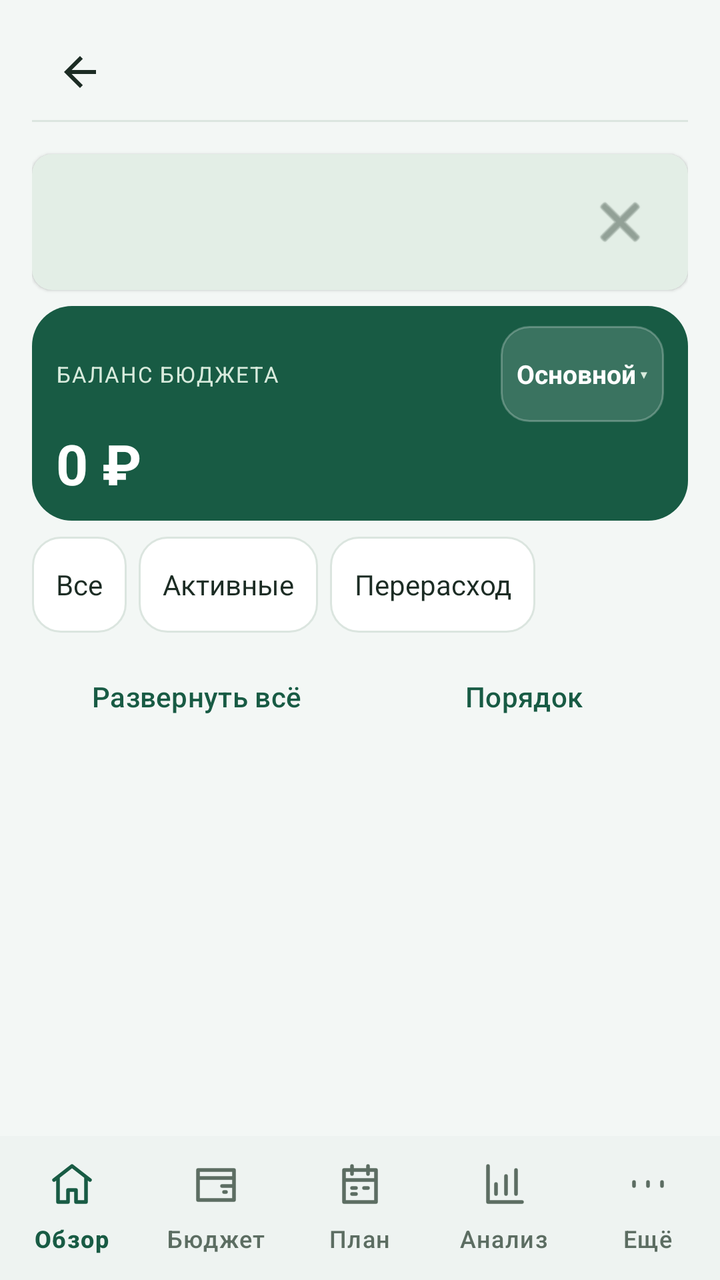
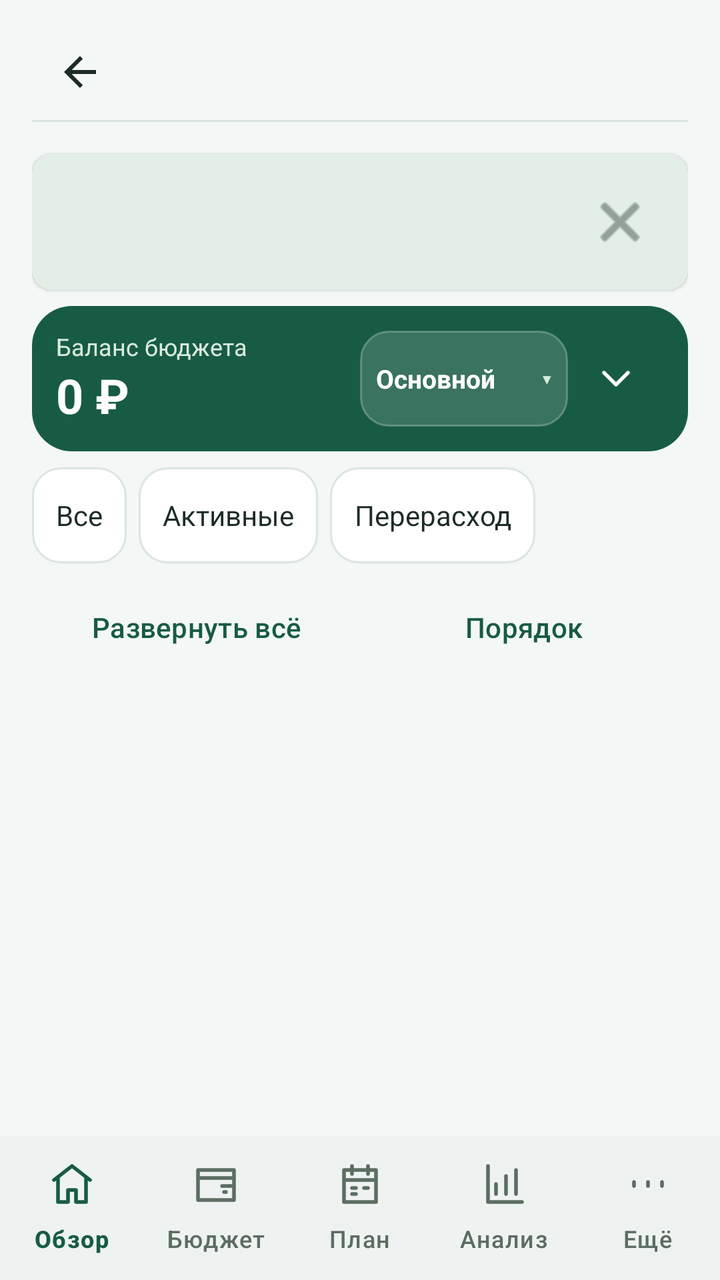

Screens rendered from an Android XML layout before and after an edit, with the pre-edit source and the edit as a unified diff.
<!-- AndroidManifest.xml: application theme Theme.MyBudget -->
<!-- res/layout/activity_budget.xml -->
<?xml version="1.0" encoding="utf-8"?>
<LinearLayout xmlns:android="http://schemas.android.com/apk/res/android" xmlns:app="http://schemas.android.com/apk/res-auto" android:orientation="vertical" android:layout_width="match_parent" android:layout_height="match_parent" android:background="@color/background_light" android:fitsSystemWindows="true">
    <LinearLayout android:orientation="vertical" android:background="@color/background_light" android:paddingLeft="@dimen/space_16" android:paddingTop="@dimen/space_12" android:paddingRight="@dimen/space_16" android:paddingBottom="@dimen/space_16" android:layout_width="match_parent" android:layout_height="0dp" android:paddingHorizontal="@dimen/space_16" android:layout_weight="1">
        <include android:layout_width="match_parent" android:layout_height="wrap_content" android:layout_marginBottom="@dimen/space_8" layout="@layout/include_screen_header" />
        <include android:id="@+id/budgetHint" android:layout_width="match_parent" android:layout_height="wrap_content" android:layout_marginBottom="@dimen/space_8" layout="@layout/include_dismissible_hint" />
        <androidx.cardview.widget.CardView android:id="@+id/budgetBalanceCard" android:layout_width="match_parent" android:layout_height="wrap_content" android:layout_marginBottom="@dimen/space_8" app:cardBackgroundColor="@android:color/transparent" app:cardElevation="0dp">
            <LinearLayout android:layout_width="match_parent" android:layout_height="wrap_content" android:background="@drawable/main_hero_card_bg" android:orientation="vertical" android:paddingHorizontal="@dimen/space_12" android:paddingVertical="@dimen/space_10">
                <LinearLayout android:layout_width="match_parent" android:layout_height="wrap_content" android:gravity="center_vertical" android:orientation="horizontal">
                    <TextView android:layout_width="0dp" android:layout_height="wrap_content" android:layout_weight="1" android:letterSpacing="0.06" android:text="@string/budget_balance_label" android:textAllCaps="true" android:textColor="@color/main_hero_text_secondary" android:textSize="11sp" />
                    <LinearLayout android:id="@+id/activeBudgetPicker" android:layout_width="wrap_content" android:layout_height="wrap_content" android:background="@drawable/main_hero_profile_chip" android:clickable="true" android:focusable="true" android:gravity="center_vertical" android:orientation="horizontal" android:paddingHorizontal="@dimen/space_8" android:paddingVertical="@dimen/space_4" android:minHeight="@dimen/touch_min_size">
                        <TextView android:id="@+id/activeBudgetNameText" android:layout_width="wrap_content" android:layout_height="wrap_content" android:ellipsize="end" android:maxLines="1" android:text="@string/budget_profiles_default_name" android:textColor="@color/main_hero_text_primary" android:textSize="13sp" android:textStyle="bold" />
                        <TextView android:layout_width="wrap_content" android:layout_height="wrap_content" android:layout_marginStart="@dimen/space_2" android:text="@string/ui_chevron_down" android:textColor="@color/main_hero_text_secondary" android:textSize="11sp" />
                    </LinearLayout>
                </LinearLayout>
                <TextView android:id="@+id/totalBalanceText" android:layout_width="match_parent" android:layout_height="wrap_content" android:layout_marginTop="@dimen/space_2" android:text="@string/budget_balance_zero" android:textColor="@color/main_hero_balance_positive" android:textSize="28sp" android:textStyle="bold" />
                <TextView android:id="@+id/safeToSpendText" android:layout_width="match_parent" android:layout_height="wrap_content" android:layout_marginTop="@dimen/space_2" android:textColor="@color/main_hero_text_secondary" android:textSize="14sp" android:visibility="gone" />
            </LinearLayout>
        </androidx.cardview.widget.CardView>
        <FrameLayout android:layout_width="match_parent" android:layout_height="wrap_content" android:layout_marginBottom="@dimen/space_8">
            <HorizontalScrollView android:scrollbars="none" android:fadingEdgeLength="@dimen/space_12" android:clipToPadding="true" android:layout_width="match_parent" android:layout_height="wrap_content" android:requiresFadingEdge="horizontal">
                <LinearLayout android:orientation="horizontal" android:id="@+id/budgetFilterGroup" android:layout_width="wrap_content" android:layout_height="wrap_content">
                    <TextView android:id="@+id/budgetFilterAll" android:layout_width="wrap_content" android:layout_height="wrap_content" android:text="@string/budget_filter_all" android:layout_marginEnd="@dimen/space_6" style="@style/Chip.MyBudget.Filter" />
                    <TextView android:id="@+id/budgetFilterNonZero" android:layout_width="wrap_content" android:layout_height="wrap_content" android:text="@string/budget_filter_non_zero" android:layout_marginEnd="@dimen/space_6" style="@style/Chip.MyBudget.Filter" />
                    <TextView android:id="@+id/budgetFilterOverspend" android:layout_width="wrap_content" android:layout_height="wrap_content" android:text="@string/budget_filter_overspend" style="@style/Chip.MyBudget.Filter" />
                </LinearLayout>
            </HorizontalScrollView>
        </FrameLayout>
        <LinearLayout android:layout_width="match_parent" android:layout_height="wrap_content" android:orientation="horizontal" android:layout_marginBottom="@dimen/space_4">
            <com.google.android.material.button.MaterialButton style="@style/Widget.Material3.Button.TextButton" android:id="@+id/budgetExpandToggle" android:layout_width="0dp" android:layout_height="wrap_content" android:layout_weight="1" android:minHeight="@dimen/touch_min_size" android:text="@string/budget_expand_all_label" android:textSize="14sp" />
            <com.google.android.material.button.MaterialButton style="@style/Widget.Material3.Button.TextButton" android:id="@+id/budgetOrderButton" android:layout_width="0dp" android:layout_height="wrap_content" android:layout_weight="1" android:minHeight="@dimen/touch_min_size" android:text="@string/budget_order" android:textSize="14sp" />
        </LinearLayout>
        <TextView android:id="@+id/budgetOrderHint" android:layout_width="match_parent" android:layout_height="wrap_content" android:text="@string/budget_order_hint" android:textSize="14sp" android:textColor="@color/text_secondary" android:layout_marginBottom="@dimen/space_8" android:visibility="gone" />
        <FrameLayout android:layout_width="match_parent" android:layout_height="0dp" android:layout_weight="1">
            <ScrollView android:id="@+id/categoriesScrollView" android:layout_width="match_parent" android:layout_height="match_parent">
                <LinearLayout android:orientation="vertical" android:id="@+id/categoriesContainer" android:layout_width="match_parent" android:layout_height="wrap_content" />
            </ScrollView>
            <TextView android:gravity="center" android:id="@+id/budgetLoadingState" android:padding="@dimen/space_24" android:visibility="gone" android:layout_width="match_parent" android:layout_height="match_parent" android:text="@string/budget_loading" style="@style/Text.MyBudget.Subtitle" />
            <TextView android:gravity="center" android:id="@+id/budgetEmptyState" android:padding="@dimen/space_24" android:visibility="gone" android:layout_width="match_parent" android:layout_height="match_parent" android:text="@string/budget_empty" style="@style/Text.MyBudget.Subtitle" />
            <TextView android:gravity="center" android:id="@+id/budgetErrorState" android:padding="@dimen/space_24" android:visibility="gone" android:layout_width="match_parent" android:layout_height="match_parent" style="@style/Text.MyBudget.Subtitle" />
        </FrameLayout>
    </LinearLayout>
    <include layout="@layout/include_main_navigation" />
</LinearLayout>
<!-- res/layout/include_screen_header.xml (included above) -->
<?xml version="1.0" encoding="utf-8"?>
<LinearLayout xmlns:android="http://schemas.android.com/apk/res/android"
    android:layout_width="match_parent"
    android:layout_height="wrap_content"
    android:orientation="vertical">

    <include layout="@layout/include_compact_toolbar" />

    <View
        android:layout_width="match_parent"
        android:layout_height="1dp"
        android:layout_marginBottom="@dimen/space_8"
        android:background="@color/border_light" />
</LinearLayout>
<!-- res/layout/include_dismissible_hint.xml (included above) -->
<?xml version="1.0" encoding="utf-8"?>
<androidx.cardview.widget.CardView xmlns:android="http://schemas.android.com/apk/res/android" xmlns:app="http://schemas.android.com/apk/res-auto"
    android:id="@+id/screenHintCard"
    android:layout_width="match_parent"
    android:layout_height="wrap_content"
    android:layout_marginBottom="@dimen/space_8"
    app:cardBackgroundColor="@color/primary_green_light"
    style="@style/Card.MyBudget.Surface.Small">
    <LinearLayout
        android:orientation="vertical"
        android:padding="@dimen/space_10"
        android:layout_width="match_parent"
        android:layout_height="wrap_content">
        <LinearLayout
            android:gravity="center_vertical"
            android:orientation="horizontal"
            android:layout_width="match_parent"
            android:layout_height="wrap_content">
            <TextView
                android:textColor="@color/text_primary"
                android:id="@+id/screenHintText"
                android:layout_width="0dp"
                android:layout_height="wrap_content"
                android:layout_weight="1"
                android:lineSpacingExtra="@dimen/space_2"
                style="@style/Text.MyBudget.Subtitle"/>
            <ImageButton
                android:id="@+id/screenHintDismiss"
                android:background="?attr/selectableItemBackgroundBorderless"
                android:padding="@dimen/space_8"
                android:layout_width="@dimen/touch_min_size"
                android:layout_height="@dimen/touch_min_size"
                android:src="@android:drawable/ic_menu_close_clear_cancel"
                android:contentDescription="@string/hint_dismiss"
                app:tint="@color/text_secondary"/>
        </LinearLayout>
        <TextView
            android:textColor="@color/budget_blue"
            android:id="@+id/screenHintHelp"
            android:background="?attr/selectableItemBackground"
            android:paddingTop="@dimen/space_2"
            android:paddingBottom="@dimen/space_2"
            android:focusable="true"
            android:visibility="gone"
            android:clickable="true"
            android:layout_width="wrap_content"
            android:layout_height="wrap_content"
            android:layout_marginTop="@dimen/space_4"
            android:text="@string/hint_open_help"
            android:paddingVertical="@dimen/space_2"
            style="@style/Text.MyBudget.Subtitle"/>
    </LinearLayout>
</androidx.cardview.widget.CardView>
<!-- res/layout/include_main_navigation.xml (included above) -->
<?xml version="1.0" encoding="utf-8"?>
<com.google.android.material.bottomnavigation.BottomNavigationView xmlns:android="http://schemas.android.com/apk/res/android" xmlns:app="http://schemas.android.com/apk/res-auto"
    android:id="@+id/mainNavigation" android:layout_width="match_parent" android:layout_height="wrap_content"
    android:minHeight="72dp" android:background="@color/card_background" android:elevation="2dp"
    app:menu="@menu/main_navigation" app:labelVisibilityMode="labeled" app:itemHorizontalTranslationEnabled="false"
    app:itemIconTint="@color/main_navigation_tint" app:itemTextColor="@color/main_navigation_tint" />
<!-- res/layout/include_compact_toolbar.xml (included above) -->
<?xml version="1.0" encoding="utf-8"?>
<LinearLayout xmlns:android="http://schemas.android.com/apk/res/android" xmlns:app="http://schemas.android.com/apk/res-auto"
    android:gravity="center_vertical"
    android:orientation="horizontal"
    android:id="@+id/screenHeaderRoot"
    android:layout_width="match_parent"
    android:layout_height="wrap_content"
    android:minHeight="@dimen/touch_min_size">
    <ImageButton
        android:id="@+id/screenHeaderBack"
        android:background="?attr/selectableItemBackgroundBorderless"
        android:padding="@dimen/space_8"
        android:layout_width="@dimen/touch_min_size"
        android:layout_height="@dimen/touch_min_size"
        android:src="@drawable/ic_arrow_back"
        android:scaleType="centerInside"
        android:contentDescription="@string/nav_back"
        app:tint="@color/text_primary"/>
    <TextView
        android:textSize="18sp"
        android:id="@+id/screenHeaderEmoji"
        android:visibility="gone"
        android:layout_width="wrap_content"
        android:layout_height="wrap_content"
        android:layout_marginStart="@dimen/space_2"/>
    <TextView
        android:textSize="20sp"
        android:ellipsize="end"
        android:id="@+id/screenHeaderTitle"
        android:layout_width="0dp"
        android:layout_height="wrap_content"
        android:maxLines="2"
        android:layout_weight="1"
        android:layout_marginStart="@dimen/space_4"
        style="@style/Text.MyBudget.Title"/>
    <ImageButton
        android:id="@+id/screenHeaderAction"
        android:background="?attr/selectableItemBackgroundBorderless"
        android:padding="@dimen/space_8"
        android:visibility="gone"
        android:layout_width="@dimen/touch_min_size"
        android:layout_height="@dimen/touch_min_size"
        android:src="@android:drawable/ic_menu_more"
        android:contentDescription="@string/transactions_more_menu"
        app:tint="@color/text_secondary"/>
    <ImageButton
        android:id="@+id/screenHeaderActionSecondary"
        android:background="?attr/selectableItemBackgroundBorderless"
        android:padding="@dimen/space_8"
        android:visibility="gone"
        android:layout_width="@dimen/touch_min_size"
        android:layout_height="@dimen/touch_min_size"
        android:src="@android:drawable/ic_menu_search"
        android:contentDescription="@string/transactions_search_submit"
        app:tint="@color/md_theme_primary"/>
</LinearLayout>
<!-- resources referenced by this layout -->
<resources>
  <color name="background_light">#F3F7F5</color>
  <color name="border_light">#DBE5DF</color>
  <color name="budget_blue">#2196f3</color>
  <color name="card_background">#FFFFFF</color>
  <color name="main_hero_balance_positive">@color/hero_positive</color>
  <color name="main_hero_text_primary">@color/hero_text</color>
  <color name="main_hero_text_secondary">@color/hero_text_secondary</color>
  <color name="md_theme_primary">#185B44</color>
  <color name="primary_green_light">#E3EEE6</color>
  <color name="text_primary">#1C2C24</color>
  <color name="text_secondary">#5C6D62</color>
  <dimen name="space_10">10dp</dimen>
  <dimen name="space_12">12dp</dimen>
  <dimen name="space_16">16dp</dimen>
  <dimen name="space_2">2dp</dimen>
  <dimen name="space_24">24dp</dimen>
  <dimen name="space_4">4dp</dimen>
  <dimen name="space_6">6dp</dimen>
  <dimen name="space_8">8dp</dimen>
  <dimen name="touch_min_size">48dp</dimen>
  <string name="budget_balance_label">Баланс бюджета</string>
  <string name="budget_balance_zero">0 ₽</string>
  <string name="budget_empty">Категории не найдены\n\nНажмите «+», чтобы создать первую категорию</string>
  <string name="budget_expand_all_label">Развернуть всё</string>
  <string name="budget_filter_all">Все</string>
  <string name="budget_filter_non_zero">Активные</string>
  <string name="budget_filter_overspend">Перерасход</string>
  <string name="budget_loading">Загрузка категорий…</string>
  <string name="budget_order">Порядок</string>
  <string name="budget_order_hint">Удерживайте ≡ и перетаскивайте. Нажмите ≡, чтобы переместить вверх или вниз. Для сортировки показаны все статьи.</string>
  <string name="budget_profiles_default_name">Основной</string>
  <string name="hint_dismiss">Скрыть подсказку</string>
  <string name="hint_open_help">Подробная инструкция →</string>
  <string name="nav_back">Назад</string>
  <string name="transactions_more_menu">Дополнительно</string>
  <string name="transactions_search_submit">Искать</string>
  <string name="ui_chevron_down">▾</string>
  <style name="Card.MyBudget.Surface.Small" parent="@style/Card.MyBudget.Surface">
      <item name="cardCornerRadius">@dimen/radius_10</item>
    </style>
  <style name="Theme.MyBudget" parent="@style/Base.Theme.MyBudget" />
  <color name="hero_positive">#FFFFFF</color>
  <color name="hero_text">#FFFFFF</color>
  <color name="hero_text_secondary">#D8EBDD</color>
  <color name="hero_background">#185B44</color>
  <dimen name="radius_20">20dp</dimen>
  <dimen name="radius_14">14dp</dimen>
  <dimen name="radius_10">10dp</dimen>
  <style name="Chip.MyBudget" parent="" />
  <dimen name="chip_height">48dp</dimen>
  <style name="Text.MyBudget" parent="@style/TextAppearance.Material3.BodyMedium" />
  <color name="card_background_white">#FFFFFF</color>
  <dimen name="card_elevation_low">1dp</dimen>
  <color name="md_theme_onPrimary">#FFFFFF</color>
  <color name="md_theme_onSurface">#1C2C24</color>
  <color name="md_theme_outline">#718277</color>
  <color name="md_theme_surface">#FFFFFF</color>
  <color name="md_theme_surfaceVariant">#E3EEE6</color>
  <color name="md_theme_onSurfaceVariant">#405649</color>
  <color name="md_theme_error">#B83A35</color>
  <color name="md_theme_onError">#FFFFFF</color>
  <dimen name="radius_12">12dp</dimen>
  <!-- unchanged entries left out for length: 10 -->
</resources>

<!-- the commit's change to res/layout/activity_budget.xml (unified diff, before → after) -->
@@ -3,17 +3,20 @@
     <LinearLayout android:orientation="vertical" android:background="@color/background_light" android:paddingLeft="@dimen/space_16" android:paddingTop="@dimen/space_12" android:paddingRight="@dimen/space_16" android:paddingBottom="@dimen/space_16" android:layout_width="match_parent" android:layout_height="0dp" android:paddingHorizontal="@dimen/space_16" android:layout_weight="1">
         <include android:layout_width="match_parent" android:layout_height="wrap_content" android:layout_marginBottom="@dimen/space_8" layout="@layout/include_screen_header" />
         <include android:id="@+id/budgetHint" android:layout_width="match_parent" android:layout_height="wrap_content" android:layout_marginBottom="@dimen/space_8" layout="@layout/include_dismissible_hint" />
-        <androidx.cardview.widget.CardView android:id="@+id/budgetBalanceCard" android:layout_width="match_parent" android:layout_height="wrap_content" android:layout_marginBottom="@dimen/space_8" app:cardBackgroundColor="@android:color/transparent" app:cardElevation="0dp">
-            <LinearLayout android:layout_width="match_parent" android:layout_height="wrap_content" android:background="@drawable/main_hero_card_bg" android:orientation="vertical" android:paddingHorizontal="@dimen/space_12" android:paddingVertical="@dimen/space_10">
-                <LinearLayout android:layout_width="match_parent" android:layout_height="wrap_content" android:gravity="center_vertical" android:orientation="horizontal">
-                    <TextView android:layout_width="0dp" android:layout_height="wrap_content" android:layout_weight="1" android:letterSpacing="0.06" android:text="@string/budget_balance_label" android:textAllCaps="true" android:textColor="@color/main_hero_text_secondary" android:textSize="11sp" />
-                    <LinearLayout android:id="@+id/activeBudgetPicker" android:layout_width="wrap_content" android:layout_height="wrap_content" android:background="@drawable/main_hero_profile_chip" android:clickable="true" android:focusable="true" android:gravity="center_vertical" android:orientation="horizontal" android:paddingHorizontal="@dimen/space_8" android:paddingVertical="@dimen/space_4" android:minHeight="@dimen/touch_min_size">
-                        <TextView android:id="@+id/activeBudgetNameText" android:layout_width="wrap_content" android:layout_height="wrap_content" android:ellipsize="end" android:maxLines="1" android:text="@string/budget_profiles_default_name" android:textColor="@color/main_hero_text_primary" android:textSize="13sp" android:textStyle="bold" />
-                        <TextView android:layout_width="wrap_content" android:layout_height="wrap_content" android:layout_marginStart="@dimen/space_2" android:text="@string/ui_chevron_down" android:textColor="@color/main_hero_text_secondary" android:textSize="11sp" />
+        <androidx.cardview.widget.CardView android:id="@+id/budgetBalanceCard" android:layout_width="match_parent" android:layout_height="wrap_content" android:layout_marginBottom="8dp" app:cardBackgroundColor="@android:color/transparent" app:cardElevation="0dp">
+            <LinearLayout android:layout_width="match_parent" android:layout_height="wrap_content" android:background="@drawable/main_hero_card_bg" android:orientation="vertical" android:padding="12dp">
+                <LinearLayout android:layout_width="match_parent" android:layout_height="wrap_content" android:orientation="horizontal" android:gravity="center_vertical">
+                    <LinearLayout android:layout_width="0dp" android:layout_height="wrap_content" android:layout_weight="1" android:orientation="vertical">
+                        <TextView android:layout_width="match_parent" android:layout_height="wrap_content" android:text="@string/budget_balance_label" android:textColor="@color/main_hero_text_secondary" android:textSize="12sp" />
+                        <TextView android:id="@+id/totalBalanceText" android:layout_width="match_parent" android:layout_height="wrap_content" android:text="@string/budget_balance_zero" android:textColor="@color/main_hero_balance_positive" android:textSize="24sp" android:textStyle="bold" />
                     </LinearLayout>
+                    <LinearLayout android:id="@+id/activeBudgetPicker" android:layout_width="104dp" android:layout_height="wrap_content" android:minHeight="48dp" android:layout_marginStart="8dp" android:background="@drawable/main_hero_profile_chip" android:clickable="true" android:focusable="true" android:gravity="center" android:padding="8dp" android:orientation="horizontal">
+                        <TextView android:id="@+id/activeBudgetNameText" android:layout_width="0dp" android:layout_weight="1" android:layout_height="wrap_content" android:ellipsize="end" android:maxLines="2" android:text="@string/budget_profiles_default_name" android:textColor="@color/main_hero_text_primary" android:textSize="13sp" android:textStyle="bold" />
+                        <TextView android:layout_width="wrap_content" android:layout_height="wrap_content" android:text="@string/ui_chevron_down" android:textColor="@color/main_hero_text_secondary" />
+                    </LinearLayout>
+                    <ImageButton android:id="@+id/budgetDetailsToggle" android:layout_width="48dp" android:layout_height="48dp" android:padding="12dp" android:src="@drawable/ic_budget_expand" android:background="?attr/selectableItemBackgroundBorderless" app:tint="@color/main_hero_text_primary" android:contentDescription="@string/budget_show_details" />
                 </LinearLayout>
-                <TextView android:id="@+id/totalBalanceText" android:layout_width="match_parent" android:layout_height="wrap_content" android:layout_marginTop="@dimen/space_2" android:text="@string/budget_balance_zero" android:textColor="@color/main_hero_balance_positive" android:textSize="28sp" android:textStyle="bold" />
-                <TextView android:id="@+id/safeToSpendText" android:layout_width="match_parent" android:layout_height="wrap_content" android:layout_marginTop="@dimen/space_2" android:textColor="@color/main_hero_text_secondary" android:textSize="14sp" android:visibility="gone" />
+                <TextView android:id="@+id/safeToSpendText" android:layout_width="match_parent" android:layout_height="wrap_content" android:layout_marginTop="8dp" android:textColor="@color/main_hero_text_secondary" android:textSize="14sp" android:visibility="gone" />
             </LinearLayout>
         </androidx.cardview.widget.CardView>
         <FrameLayout android:layout_width="match_parent" android:layout_height="wrap_content" android:layout_marginBottom="@dimen/space_8">
<!-- resource entries referenced after the edit -->
@@ -20,6 +20,11 @@
   <dimen name="space_6">6dp</dimen>
   <dimen name="space_8">8dp</dimen>
   <dimen name="touch_min_size">48dp</dimen>
+  <!-- drawable ic_budget_expand (drawable) -->
+  <?xml version="1.0" encoding="utf-8"?>
+  <vector xmlns:android="http://schemas.android.com/apk/res/android" android:width="24dp" android:height="24dp" android:viewportWidth="24" android:viewportHeight="24">
+  <path android:pathData="M6,9 L12,15 L18,9" android:fillColor="@android:color/transparent" android:strokeColor="#FF000000" android:strokeWidth="1.8" android:strokeLineCap="round" android:strokeLineJoin="round" />
+  </vector>
   <string name="budget_balance_label">Баланс бюджета</string>
   <string name="budget_balance_zero">0 ₽</string>
   <string name="budget_empty">Категории не найдены\n\nНажмите «+», чтобы создать первую категорию</string>
@@ -31,6 +36,7 @@
   <string name="budget_order">Порядок</string>
   <string name="budget_order_hint">Удерживайте ≡ и перетаскивайте. Нажмите ≡, чтобы переместить вверх или вниз. Для сортировки показаны все статьи.</string>
   <string name="budget_profiles_default_name">Основной</string>
+  <string name="budget_show_details">Показать подробности бюджета и быстрые действия статей</string>
   <string name="hint_dismiss">Скрыть подсказку</string>
   <string name="hint_open_help">Подробная инструкция →</string>
   <string name="nav_back">Назад</string>
